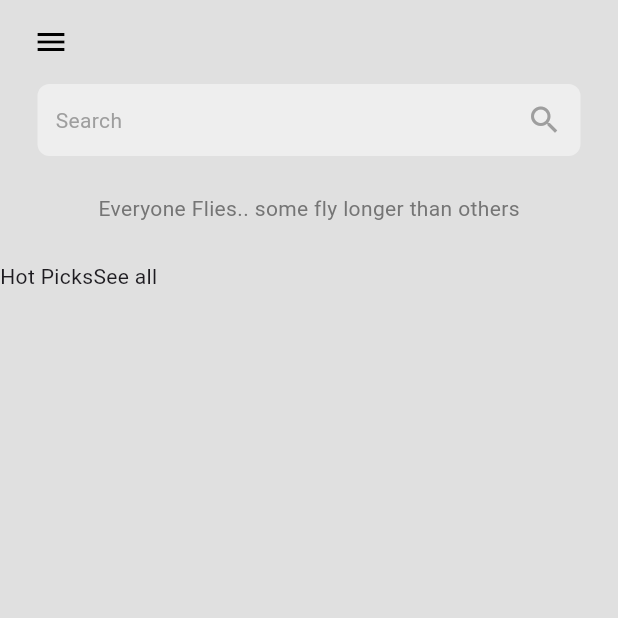
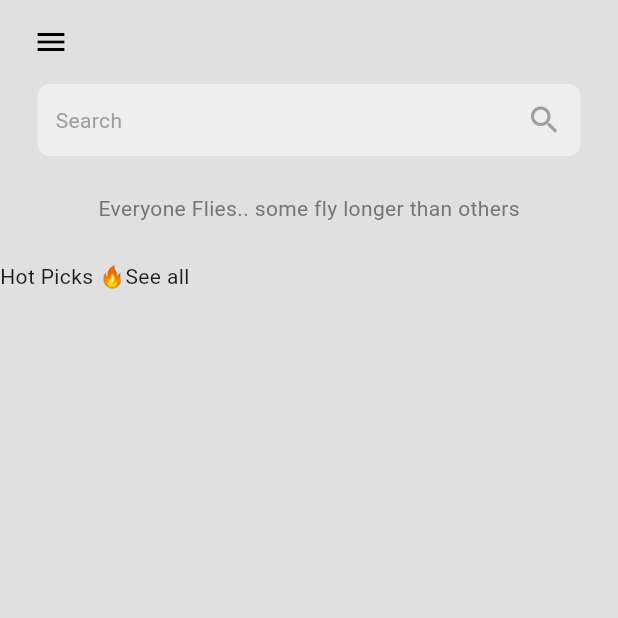
Before and after one commit to Emmanuel246/sneakerapp, a Flutter app: the HomePage screen opened directly, on a phone screen of 412 x 824 dp, the top half of it. Run offline on Flutter 3.47's test engine with Material 3 defaults, Android fonts, the phone set to English and light mode, and no system bars; drawn by our look-alikes of google_nav_bar.

Commit message:
Fire emoji

```diff
--- a/lib/pages/shop_page.dart
+++ b/lib/pages/shop_page.dart
@@ -29,7 +29,7 @@ class ShopPage extends StatelessWidget {
         // hotpicks
         const Row(
           children:  [
-            Text('Hot Picks'),
+            Text('Hot Picks 🔥'),
             Text('See all')
           ],
         )
```
